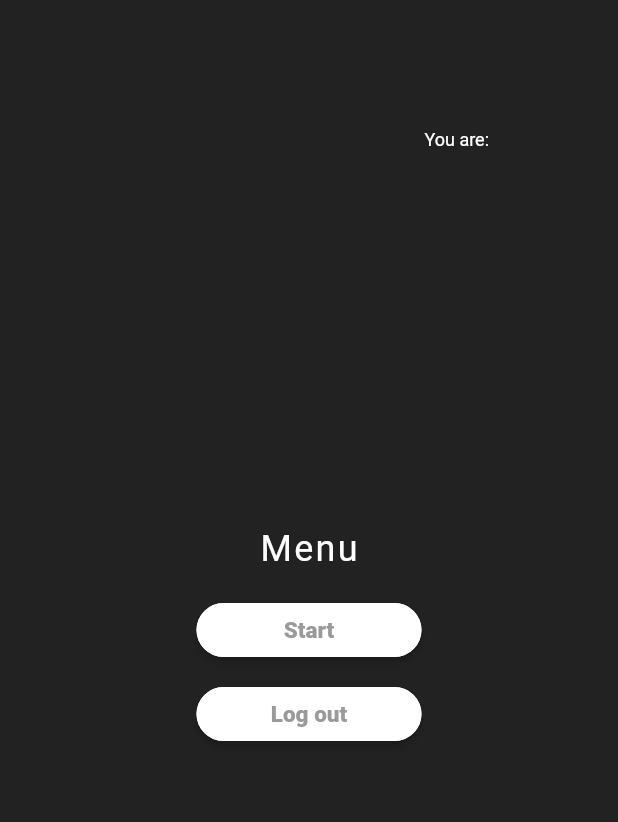
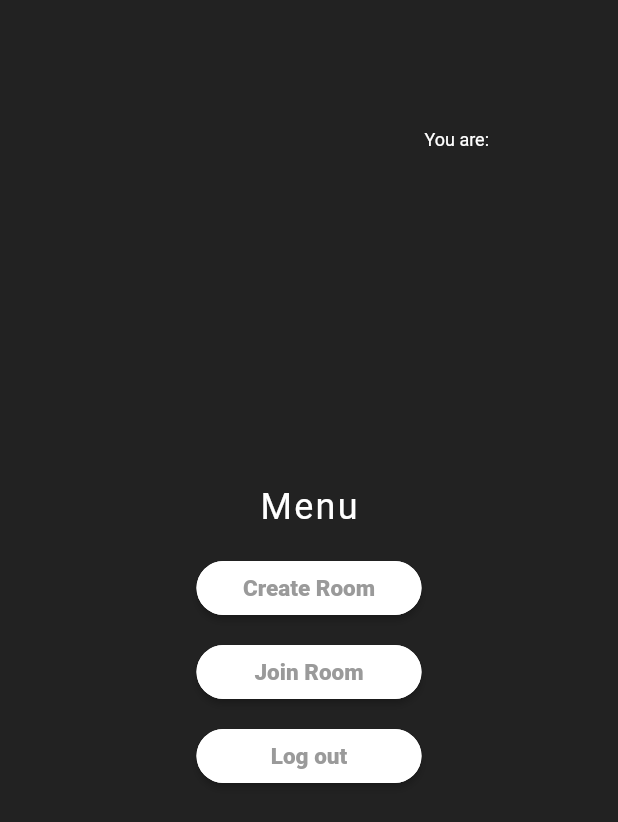
Before and after one commit to KanbanSimulator/Mobile, a Flutter app: the MenuPage screen opened directly, on a phone screen of 412 x 824 dp. Shown: the top 822 px of the screen. Run offline on Flutter 3.47's test engine with Material 2 defaults, Android fonts, the phone set to English and light mode, and no system bars; our stand-ins replace dio, flutter_svg, freezed_annotation, shared_preferences, simple_shadow; accounts and stored records are empty.

Commit message:
added join room button on main menu page

```diff
--- a/lib/page/menu.dart
+++ b/lib/page/menu.dart
@@ -71,7 +71,15 @@ class _MenupageState extends State<MenuPage> {
                     SizedBox(
                       width: 150,
                       child: AppButton(
-                        "Start",
+                        "Create Room",
+                        onPressed: () => _onStartGamePressed(context),
+                      ),
+                    ),
+                    const SizedBox(height: 8),
+                    SizedBox(
+                      width: 150,
+                      child: AppButton(
+                        "Join Room",
                         onPressed: () => _onStartGamePressed(context),
                       ),
                     ),
```
